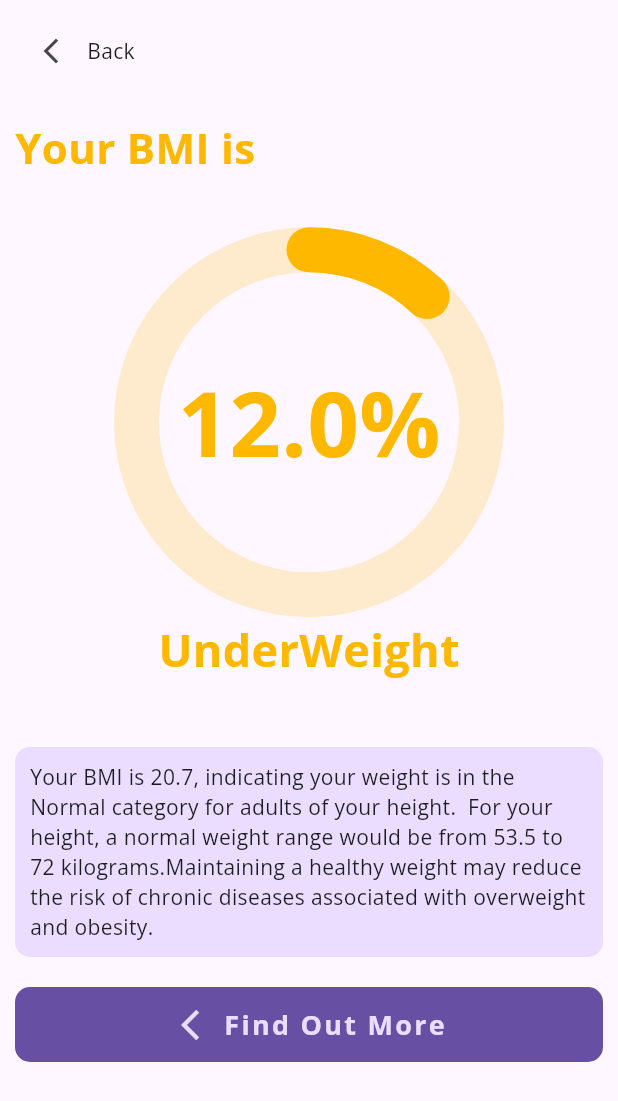
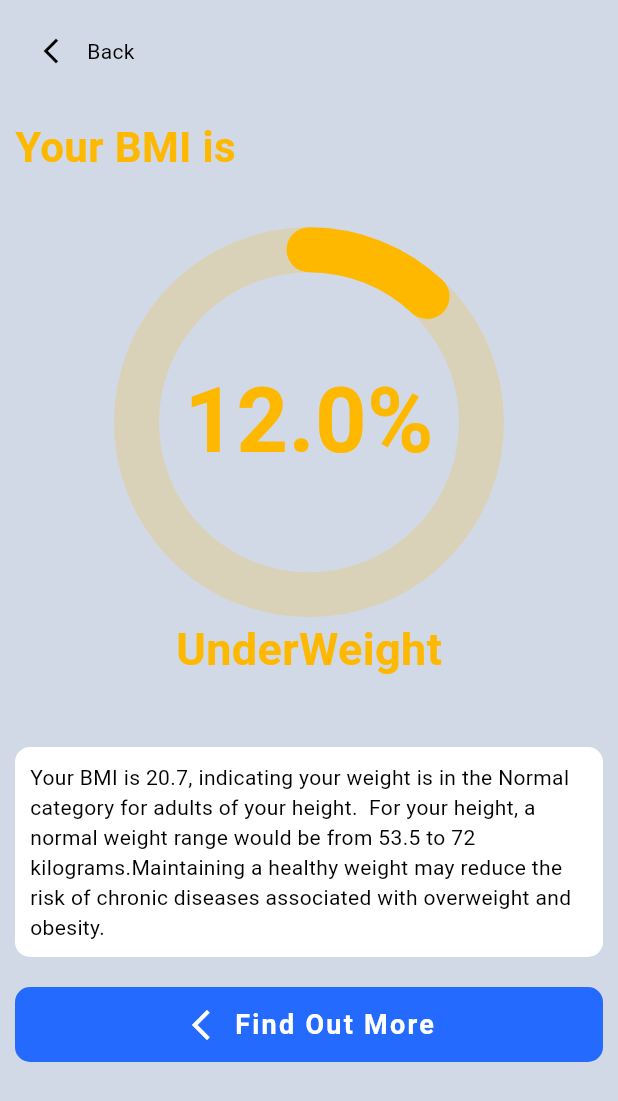
Before and after one commit to dcaayushd/BMI-Calculator-App, a Flutter app: the screen it shows after launch, after a tap on "CALCULATE BMI", on a phone screen of 412 x 824 dp. Shown: the top 1101 px of the screen. Run offline on Flutter 3.47's test engine with Material 3 defaults, Android fonts, the phone set to English and light mode, and no system bars; drawn by our look-alikes of percent_indicator; our stand-ins replace flutter_svg, get, google_fonts, syncfusion_flutter_sliders.

Commit message:
UI Updated

```diff
--- a/lib/main.dart
+++ b/lib/main.dart
@@ -1,27 +1,22 @@
+import 'package:bmi_calculator/constants/theme.dart';
+import 'package:bmi_calculator/Screens/home_screen.dart';
 import 'package:flutter/material.dart';
-import 'package:google_fonts/google_fonts.dart';
-
-import 'screens/home_screen.dart';
-import 'utils/app_styles.dart';
+import 'package:get/get.dart';
 
 void main() {
-  runApp(const BMICalculatorApp());
+  runApp(const MyApp());
 }
 
-class BMICalculatorApp extends StatelessWidget {
-  const BMICalculatorApp({super.key});
+class MyApp extends StatelessWidget {
+  const MyApp({super.key});
 
   @override
   Widget build(BuildContext context) {
-    return MaterialApp(
+    return GetMaterialApp(
       debugShowCheckedModeBanner: false,
-      title: 'BMI Calculator',
-      theme: ThemeData(
-        textTheme: GoogleFonts.openSansTextTheme(),
-        appBarTheme: const AppBarTheme(
-          backgroundColor: AppStyles.primaryColor,
-        ),
-      ),
+      title: 'BMI CALCULATOR',
+      theme: lightTheme,
+      darkTheme: darkTheme,
       home: const HomeScreen(),
     );
   }
```
